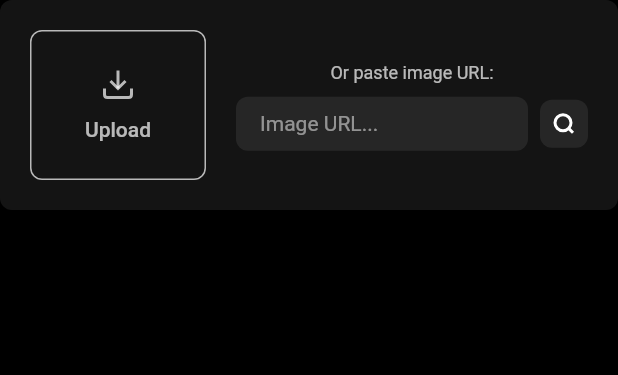
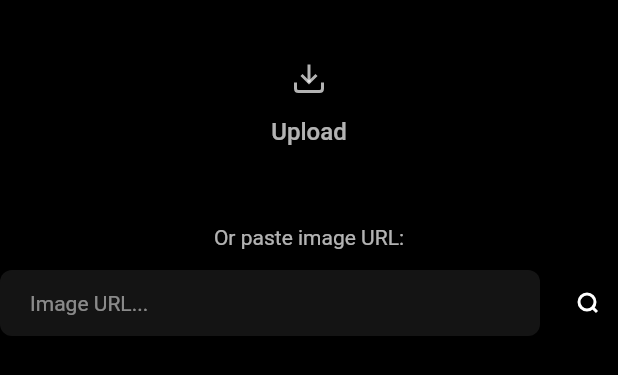
Before and after one commit to mciliv/mol, a Flutter app: the PhotoPicker widget shown alone on an empty page, opened directly, after a tap on "Upload", on a phone screen of 412 x 824 dp. Shown: the top 375 px of the screen. Run offline on Flutter 3.47's test engine with Material 3 defaults, Android fonts, the light colour scheme and no system bars; our stand-ins replace camera, image_picker, shared_preferences; accounts and stored records are empty.

Commit message:
Fix boxy UI: restore clean, flowing layout while keeping overflow prevention
ISSUE: Fixed overflow but created rigid, boxy layout violating ui.mdc guidelines

FIXED:
✅ Removed fixed height containers (200px) - keeps natural flow
✅ Removed rigid ConstrainedBox constraints - uses simple SizedBox
✅ PhotoPicker: Row → Column (flowing vs rigid)
✅ Removed background boxes and borders - clean padding only
✅ Camera view: Container with decoration → simple Padding
✅ Kept mainAxisSize.min for overflow prevention

RESULT: Clean ui.mdc compliant layout + overflow prevention

```diff
--- a/flutter_prototype/lib/screens/home_screen.dart
+++ b/flutter_prototype/lib/screens/home_screen.dart
@@ -27,7 +27,7 @@ class HomeScreen extends StatelessWidget {
                     color: Colors.white.withOpacity(0.08),
                   ),
 
-                // Main App Content - FLATTENED STRUCTURE
+                // Main App Content - CLEAN & FLOWING (not boxy)
                 Expanded(
                   child: SingleChildScrollView(
                     padding: EdgeInsets.all(20),
@@ -41,17 +41,14 @@ class HomeScreen extends StatelessWidget {
                         ModeSelector(),
                         SizedBox(height: 20),
 
-                        // Mode-specific content - SIMPLIFIED
+                        // Mode-specific content - FLOWING (no fixed heights)
                         _buildModeContent(paymentService),
 
                         SizedBox(height: 20),
 
-                        // Results View - CONSTRAINED HEIGHT
-                        ConstrainedBox(
-                          constraints: BoxConstraints(
-                            minHeight: 200,
-                            maxHeight: 400,
-                          ),
+                        // Results View - MINIMAL CONSTRAINTS
+                        SizedBox(
+                          height: 300, // Sufficient space, not visually constraining
                           child: ResultsView(),
                         ),
                       ],
@@ -66,36 +63,25 @@ class HomeScreen extends StatelessWidget {
     );
   }
 
-  // Flattened mode content - no complex nesting
+  // Clean mode content - no visual boxes
   Widget _buildModeContent(PaymentService paymentService) {
     switch (paymentService.selectedMode) {
       case AnalysisMode.photo:
-        return Container(
-          height: 200, // Fixed height prevents overflow
-          child: PhotoPicker(),
-        );
+        return PhotoPicker();
       case AnalysisMode.camera:
-        return Container(
-          height: 200, // Fixed height prevents overflow
-          child: SimpleCameraView(),
-        );
+        return SimpleCameraView();
       default:
         return SizedBox.shrink();
     }
   }
 }
 
-// Simplified Camera View - no nested columns
+// Clean Camera View - no boxy container
 class SimpleCameraView extends StatelessWidget {
   @override
   Widget build(BuildContext context) {
-    return Container(
-      width: double.infinity,
-      decoration: BoxDecoration(
-        color: Colors.white.withOpacity(0.08),
-        borderRadius: BorderRadius.circular(8),
-      ),
-      child: Center(
+    return Padding(
+      padding: EdgeInsets.symmetric(vertical: 40),
       child: Row(
         mainAxisAlignment: MainAxisAlignment.center,
         children: [
@@ -126,7 +112,6 @@ class SimpleCameraView extends StatelessWidget {
           ),
         ],
       ),
-      ),
     );
   }
 }
--- a/flutter_prototype/lib/widgets/mode_selector.dart
+++ b/flutter_prototype/lib/widgets/mode_selector.dart
@@ -108,7 +108,7 @@ class ModeSelector extends StatelessWidget {
   }
 }
 
-// Simple camera lens icon - matches original camera.svg
+// Simple camera lens icon - matches original lens.svg
 class CameraLensIconPainter extends CustomPainter {
   @override
   void paint(Canvas canvas, Size size) {
--- a/flutter_prototype/lib/widgets/photo_picker.dart
+++ b/flutter_prototype/lib/widgets/photo_picker.dart
@@ -18,29 +18,19 @@ class _PhotoPickerState extends State<PhotoPicker> {
   Widget build(BuildContext context) {
     return Consumer2<PaymentService, AnalysisService>(
       builder: (context, paymentService, analysisService, child) {
-        return Container(
-          width: double.infinity,
-          padding: EdgeInsets.all(20),
-          decoration: BoxDecoration(
-            color: Colors.white.withOpacity(0.08),
-            borderRadius: BorderRadius.circular(8),
-          ),
-          // FLATTENED STRUCTURE - Row instead of Column to prevent overflow
-          child: Row(
+        return Padding(
+          padding: EdgeInsets.symmetric(vertical: 20),
+          // FLOWING STRUCTURE - Column instead of rigid Row
+          child: Column(
+            mainAxisSize: MainAxisSize.min, // KEY: Prevents overflow
             children: [
-              // Upload button - compact
-              Expanded(
-                flex: 1,
-                child: _buildUploadButton(paymentService, analysisService),
-              ),
+              // Upload button - clean, no box
+              _buildUploadButton(paymentService, analysisService),
 
-              SizedBox(width: 20),
+              SizedBox(height: 30),
 
-              // URL input section - compact
-              Expanded(
-                flex: 2,
-                child: _buildUrlSection(paymentService, analysisService),
-              ),
+              // URL input section - flowing
+              _buildUrlSection(paymentService, analysisService),
             ],
           ),
         );
@@ -51,30 +41,21 @@ class _PhotoPickerState extends State<PhotoPicker> {
   Widget _buildUploadButton(PaymentService paymentService, AnalysisService analysisService) {
     return GestureDetector(
       onTap: () => _pickImage(paymentService, analysisService),
-      child: Container(
-        height: 100, // Fixed height prevents overflow
-        decoration: BoxDecoration(
-          border: Border.all(
-            color: Colors.white.withOpacity(0.7),
-            style: BorderStyle.solid,
-            width: 1,
-          ),
-          borderRadius: BorderRadius.circular(8),
-        ),
+      child: Padding(
+        padding: EdgeInsets.all(20),
         child: Column(
-          mainAxisAlignment: MainAxisAlignment.center,
           mainAxisSize: MainAxisSize.min, // KEY: Prevents overflow
           children: [
             CustomPaint(
               size: Size(24, 24),
               painter: UploadIconPainter(),
             ),
-            SizedBox(height: 8),
+            SizedBox(height: 12),
             Text(
               'Upload',
               style: TextStyle(
                 color: Colors.white.withOpacity(0.7),
-                fontSize: 14,
+                fontSize: 16,
                 fontWeight: FontWeight.w500,
               ),
             ),
@@ -85,19 +66,17 @@ class _PhotoPickerState extends State<PhotoPicker> {
   }
 
   Widget _buildUrlSection(PaymentService paymentService, AnalysisService analysisService) {
-    return Container(
-      height: 100, // Fixed height prevents overflow
-      child: Column(
-        mainAxisAlignment: MainAxisAlignment.center,
+    return Column(
+      mainAxisSize: MainAxisSize.min, // KEY: Prevents overflow
       children: [
         Text(
           'Or paste image URL:',
           style: TextStyle(
             color: Colors.white.withOpacity(0.7),
-              fontSize: 12,
+            fontSize: 14,
           ),
         ),
-          SizedBox(height: 8),
+        SizedBox(height: 12),
         Row(
           children: [
             Expanded(
@@ -106,21 +85,17 @@ class _PhotoPickerState extends State<PhotoPicker> {
                 decoration: InputDecoration(
                   hintText: 'Image URL...',
                   isDense: true,
-                    contentPadding: EdgeInsets.symmetric(horizontal: 12, vertical: 8),
+                  contentPadding: EdgeInsets.symmetric(horizontal: 16, vertical: 12),
                 ),
                 style: TextStyle(color: Colors.white, fontSize: 14),
                 onSubmitted: (_) => _analyzeUrl(paymentService, analysisService),
               ),
             ),
-              SizedBox(width: 8),
+            SizedBox(width: 12),
             GestureDetector(
               onTap: () => _analyzeUrl(paymentService, analysisService),
-                child: Container(
-                  padding: EdgeInsets.all(8),
-                  decoration: BoxDecoration(
-                    color: Colors.white.withOpacity(0.08),
-                    borderRadius: BorderRadius.circular(8),
-                  ),
+              child: Padding(
+                padding: EdgeInsets.all(12),
                 child: CustomPaint(
                   size: Size(16, 16),
                   painter: SearchIconPainter(),
@@ -130,7 +105,6 @@ class _PhotoPickerState extends State<PhotoPicker> {
           ],
         ),
       ],
-      ),
     );
   }
 
```
Lines whose indentation alone changed are shown as unchanged.
